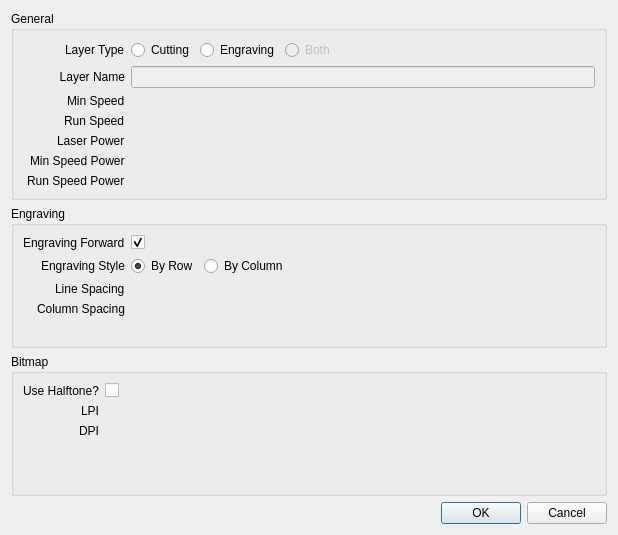
Before: the Qt Designer form src/ui/LaserLayerDialog.ui in oneminute/LaserController, drawn with Qt 5.
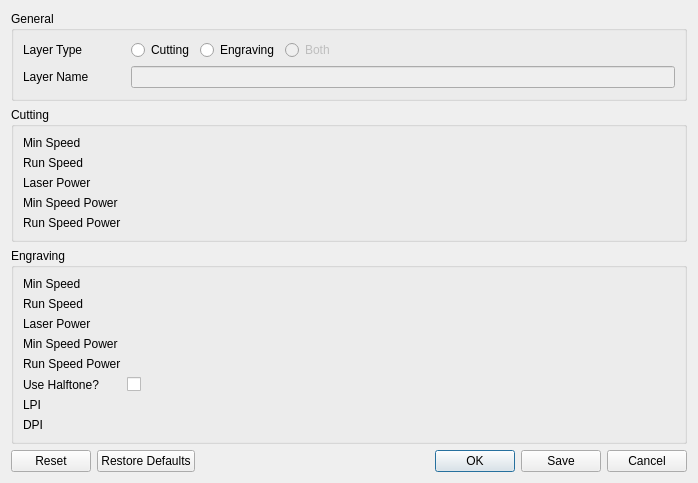
After: the same form once the commit is applied. Custom widgets are drawn as their Qt base class.

```diff
--- a/src/ui/LaserLayerDialog.ui
+++ b/src/ui/LaserLayerDialog.ui
@@ -6,8 +6,8 @@
    <rect>
     <x>0</x>
     <y>0</y>
-    <width>618</width>
-    <height>535</height>
+    <width>698</width>
+    <height>483</height>
    </rect>
   </property>
   <property name="windowTitle">
@@ -21,7 +21,7 @@
      </property>
      <layout class="QFormLayout" name="formLayout">
       <property name="labelAlignment">
-       <set>Qt::AlignRight|Qt::AlignTrailing|Qt::AlignVCenter</set>
+       <set>Qt::AlignLeading|Qt::AlignLeft|Qt::AlignVCenter</set>
       </property>
       <property name="formAlignment">
        <set>Qt::AlignLeading|Qt::AlignLeft|Qt::AlignTop</set>
@@ -86,7 +86,7 @@
          <string>Layer Name</string>
         </property>
         <property name="alignment">
-         <set>Qt::AlignRight|Qt::AlignTrailing|Qt::AlignVCenter</set>
+         <set>Qt::AlignLeading|Qt::AlignLeft|Qt::AlignVCenter</set>
         </property>
        </widget>
       </item>
@@ -100,55 +100,67 @@
         </property>
        </widget>
       </item>
-      <item row="2" column="0">
-       <widget class="QLabel" name="label_5">
-        <property name="text">
-         <string>Min Speed</string>
-        </property>
-       </widget>
+     </layout>
+    </widget>
+   </item>
+   <item>
+    <widget class="QGroupBox" name="groupBoxCutting">
+     <property name="title">
+      <string>Cutting</string>
+     </property>
+     <layout class="QFormLayout" name="formLayout_2">
+      <property name="labelAlignment">
+       <set>Qt::AlignLeading|Qt::AlignLeft|Qt::AlignVCenter</set>
+      </property>
+      <item row="0" column="1">
+       <widget class="EditSlider" name="editSliderCuttingMinSpeed" native="true"/>
       </item>
-      <item row="3" column="0">
+      <item row="1" column="0">
        <widget class="QLabel" name="label_6">
         <property name="text">
          <string>Run Speed</string>
         </property>
        </widget>
       </item>
-      <item row="4" column="0">
+      <item row="1" column="1">
+       <widget class="EditSlider" name="editSliderCuttingRunSpeed" native="true"/>
+      </item>
+      <item row="2" column="0">
        <widget class="QLabel" name="label_7">
         <property name="text">
          <string>Laser Power</string>
         </property>
        </widget>
       </item>
-      <item row="5" column="0">
+      <item row="2" column="1">
+       <widget class="EditSlider" name="editSliderCuttingLaserPower" native="true"/>
+      </item>
+      <item row="3" column="0">
        <widget class="QLabel" name="label_14">
         <property name="text">
          <string>Min Speed Power</string>
         </property>
        </widget>
       </item>
-      <item row="6" column="0">
+      <item row="3" column="1">
+       <widget class="EditSlider" name="editSliderCuttingMinSpeedPower" native="true"/>
+      </item>
+      <item row="4" column="0">
        <widget class="QLabel" name="label_15">
         <property name="text">
          <string>Run Speed Power</string>
         </property>
        </widget>
       </item>
-      <item row="2" column="1">
-       <widget class="EditSlider" name="editSliderMinSpeed" native="true"/>
-      </item>
-      <item row="3" column="1">
-       <widget class="EditSlider" name="editSliderRunSpeed" native="true"/>
-      </item>
       <item row="4" column="1">
-       <widget class="EditSlider" name="editSliderLaserPower" native="true"/>
+       <widget class="EditSlider" name="editSliderCuttingRunSpeedPower" native="true"/>
       </item>
-      <item row="5" column="1">
-       <widget class="EditSlider" name="editSliderMinSpeedPower" native="true"/>
-      </item>
-      <item row="6" column="1">
-       <widget class="EditSlider" name="editSliderRunSpeedPower" native="true"/>
+      <item row="0" column="0">
+       <widget class="QLabel" name="label_5">
+        <property name="text">
+         <string>Min Speed</string>
+        </property>
+       </widget>
       </item>
      </layout>
     </widget>
@@ -158,135 +170,89 @@
      <property name="title">
       <string>Engraving</string>
      </property>
-     <layout class="QFormLayout" name="formLayout_2">
-      <property name="labelAlignment">
-       <set>Qt::AlignRight|Qt::AlignTrailing|Qt::AlignVCenter</set>
-      </property>
-      <property name="formAlignment">
-       <set>Qt::AlignLeading|Qt::AlignLeft|Qt::AlignTop</set>
-      </property>
+     <layout class="QFormLayout" name="formLayout_3">
       <item row="0" column="0">
-       <widget class="QLabel" name="label_8">
-        <property name="text">
-         <string>Engraving Forward</string>
-        </property>
-       </widget>
-      </item>
-      <item row="0" column="1">
-       <widget class="QCheckBox" name="checkBoxEngravingForward">
-        <property name="text">
-         <string/>
-        </property>
-        <property name="checked">
-         <bool>true</bool>
-        </property>
-       </widget>
-      </item>
-      <item row="1" column="0">
        <widget class="QLabel" name="label_9">
         <property name="text">
-         <string>Engraving Style</string>
+         <string>Min Speed</string>
         </property>
        </widget>
       </item>
-      <item row="1" column="1">
-       <layout class="QHBoxLayout" name="horizontalLayout_2">
-        <item>
-         <widget class="QRadioButton" name="radioButtonByRow">
-          <property name="text">
-           <string>By Row</string>
-          </property>
-          <property name="checked">
-           <bool>true</bool>
-          </property>
-         </widget>
-        </item>
-        <item>
-         <widget class="QRadioButton" name="radioButtonByColumn">
-          <property name="text">
-           <string>By Column</string>
-          </property>
-         </widget>
-        </item>
-        <item>
-         <spacer name="horizontalSpacer_2">
-          <property name="orientation">
-           <enum>Qt::Horizontal</enum>
-          </property>
-          <property name="sizeHint" stdset="0">
-           <size>
-            <width>40</width>
-            <height>20</height>
-           </size>
-          </property>
-         </spacer>
-        </item>
-       </layout>
+      <item row="0" column="1">
+       <widget class="EditSlider" name="editSliderEngravingMinSpeed" native="true"/>
       </item>
       <item row="2" column="0">
-       <widget class="QLabel" name="label_3">
+       <widget class="QLabel" name="label_8">
         <property name="text">
-         <string>Line Spacing</string>
+         <string>Run Speed</string>
         </property>
        </widget>
       </item>
-      <item row="3" column="0">
+      <item row="2" column="1">
+       <widget class="EditSlider" name="editSliderEngravingRunSpeed" native="true"/>
+      </item>
+      <item row="4" column="0">
        <widget class="QLabel" name="label_10">
         <property name="text">
-         <string>Column Spacing</string>
+         <string>Laser Power</string>
         </property>
        </widget>
       </item>
-      <item row="2" column="1">
-       <widget class="EditSlider" name="editSliderLineSpacing" native="true"/>
+      <item row="4" column="1">
+       <widget class="EditSlider" name="editSliderEngravingLaserPower" native="true"/>
       </item>
-      <item row="3" column="1">
-       <widget class="EditSlider" name="editSliderColumnSpacing" native="true"/>
+      <item row="6" column="0">
+       <widget class="QLabel" name="label_18">
+        <property name="text">
+         <string>Min Speed Power</string>
+        </property>
+       </widget>
       </item>
-     </layout>
-    </widget>
-   </item>
-   <item>
-    <widget class="QGroupBox" name="groupBoxBitmap">
-     <property name="title">
-      <string>Bitmap</string>
-     </property>
-     <layout class="QFormLayout" name="formLayout_3">
-      <property name="labelAlignment">
-       <set>Qt::AlignRight|Qt::AlignTrailing|Qt::AlignVCenter</set>
-      </property>
-      <item row="0" column="0">
+      <item row="6" column="1">
+       <widget class="EditSlider" name="editSliderEngravingMinSpeedPower" native="true"/>
+      </item>
+      <item row="8" column="0">
+       <widget class="QLabel" name="label_16">
+        <property name="text">
+         <string>Run Speed Power</string>
+        </property>
+       </widget>
+      </item>
+      <item row="8" column="1">
+       <widget class="EditSlider" name="editSliderEngravingRunSpeedPower" native="true"/>
+      </item>
+      <item row="10" column="0">
        <widget class="QLabel" name="label_11">
         <property name="text">
          <string>Use Halftone?</string>
         </property>
        </widget>
       </item>
-      <item row="0" column="1">
+      <item row="10" column="1">
        <widget class="QCheckBox" name="checkBoxUseHalftone">
         <property name="text">
          <string/>
         </property>
        </widget>
       </item>
-      <item row="1" column="0">
+      <item row="11" column="0">
        <widget class="QLabel" name="label_2">
         <property name="text">
          <string>LPI</string>
         </property>
        </widget>
       </item>
-      <item row="1" column="1">
+      <item row="11" column="1">
        <widget class="EditSlider" name="editSliderLPI" native="true"/>
       </item>
-      <item row="2" column="0">
+      <item row="13" column="0">
        <widget class="QLabel" name="label_4">
         <property name="text">
          <string>DPI</string>
         </property>
        </widget>
       </item>
-      <item row="2" column="1">
+      <item row="13" column="1">
        <widget class="EditSlider" name="editSliderDPI" native="true"/>
       </item>
      </layout>
@@ -298,7 +264,7 @@
       <enum>Qt::Horizontal</enum>
      </property>
      <property name="standardButtons">
-      <set>QDialogButtonBox::Cancel|QDialogButtonBox::Ok</set>
+      <set>QDialogButtonBox::Cancel|QDialogButtonBox::Ok|QDialogButtonBox::Reset|QDialogButtonBox::RestoreDefaults|QDialogButtonBox::Save</set>
      </property>
     </widget>
    </item>
```
